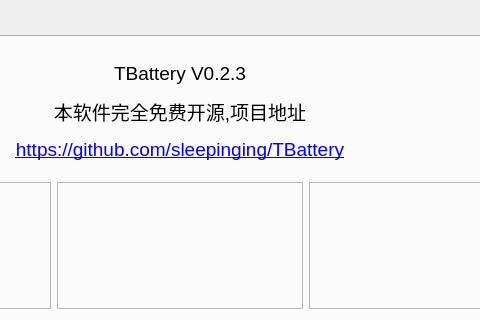
Old version of the form widget.ui in the repository sleepinging/TBattery; both pictures show x 220 to 700 and y 0 to 320 of the 800 by 600 pixel window.
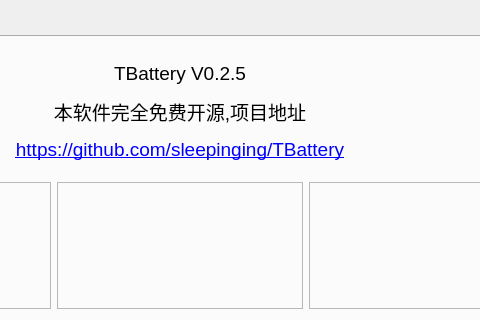
New version of the form. The open tabs and pages were chosen to show the change. Icons and pictures are not drawn. Custom widgets are drawn as their Qt base class.

Commit message: 增加仅在托盘显示的命令行参数

Patch:
```diff
--- a/widget.ui
+++ b/widget.ui
@@ -190,7 +190,7 @@
        <item row="0" column="0" colspan="3">
         <widget class="QLabel" name="lb_about">
          <property name="text">
-          <string>&lt;html&gt;&lt;head/&gt;&lt;body&gt;&lt;p align=&quot;center&quot;&gt;&lt;span style=&quot; font-size:14pt;&quot;&gt;TBattery V0.2.3&lt;/span&gt;&lt;/p&gt;&lt;p align=&quot;center&quot;&gt;&lt;span style=&quot; font-size:14pt;&quot;&gt;本软件完全免费开源,项目地址&lt;/span&gt;&lt;/p&gt;&lt;p align=&quot;center&quot;&gt;&lt;a href=&quot;https://github.com/sleepinging/TBattery&quot;&gt;&lt;span style=&quot; font-size:14pt; text-decoration: underline; color:#0000ff;&quot;&gt;https://github.com/sleepinging/TBattery&lt;/span&gt;&lt;/a&gt;&lt;/p&gt;&lt;/body&gt;&lt;/html&gt;</string>
+          <string>&lt;html&gt;&lt;head/&gt;&lt;body&gt;&lt;p align=&quot;center&quot;&gt;&lt;span style=&quot; font-size:14pt;&quot;&gt;TBattery V0.2.5&lt;/span&gt;&lt;/p&gt;&lt;p align=&quot;center&quot;&gt;&lt;span style=&quot; font-size:14pt;&quot;&gt;本软件完全免费开源,项目地址&lt;/span&gt;&lt;/p&gt;&lt;p align=&quot;center&quot;&gt;&lt;a href=&quot;https://github.com/sleepinging/TBattery&quot;&gt;&lt;span style=&quot; font-size:14pt; text-decoration: underline; color:#0000ff;&quot;&gt;https://github.com/sleepinging/TBattery&lt;/span&gt;&lt;/a&gt;&lt;/p&gt;&lt;/body&gt;&lt;/html&gt;</string>
          </property>
          <property name="textFormat">
           <enum>Qt::RichText</enum>
```
The commit also changes 1 other file.
